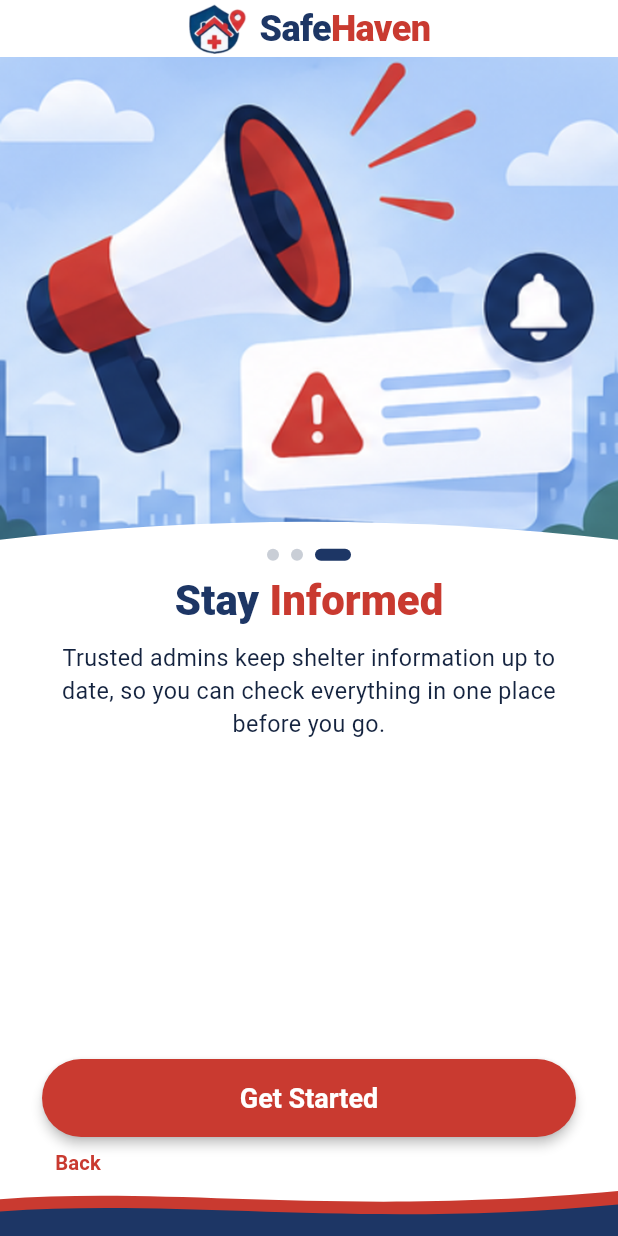
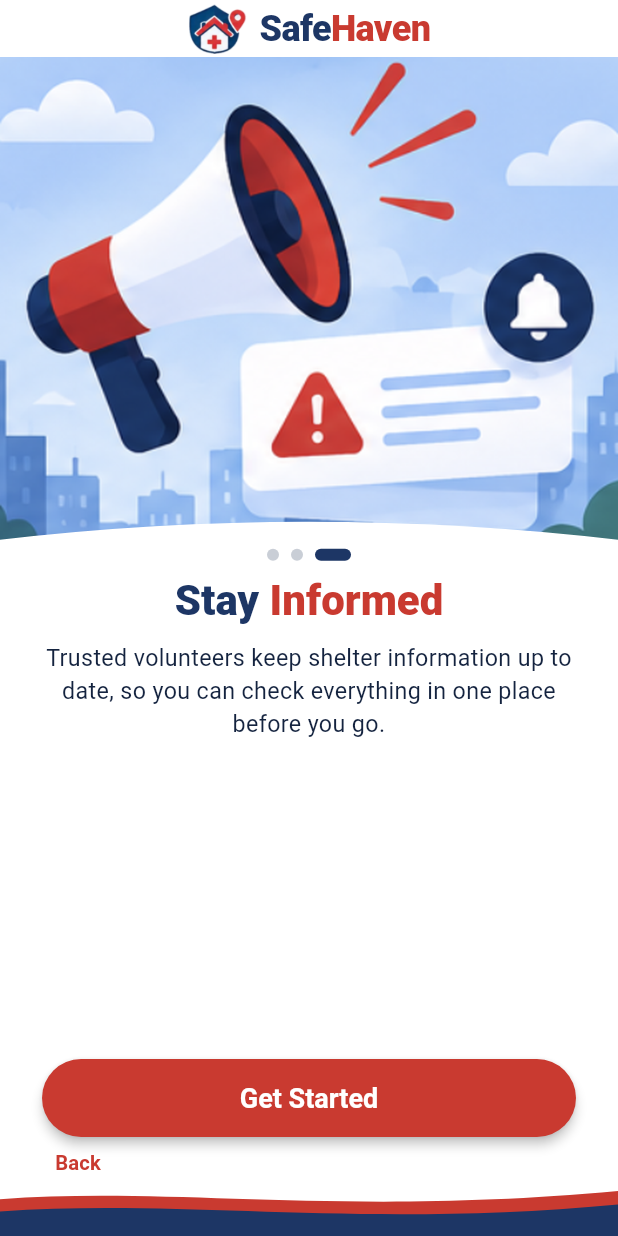
Before and after one commit to sitisyahidatul/SafeHaven, a Flutter app: the screen it shows after launch, swiped to page 3, on a phone screen of 412 x 824 dp. Run offline on Flutter 3.47's test engine with Material 3 defaults, Android fonts, the phone set to English and light mode, and no system bars; our stand-ins replace geolocator; accounts and stored records are empty.

Commit message:
Update onboarding text for clarity

```diff
--- a/SafeHaven/lib/screens/onboarding_screen.dart
+++ b/SafeHaven/lib/screens/onboarding_screen.dart
@@ -45,7 +45,7 @@ class _OnboardingScreenState extends State<OnboardingScreen> {
       'assets/images/onboarding_3.png',
       'Stay ',
       'Informed',
-      'Trusted admins keep shelter information up to date, so you can '
+      'Trusted volunteers keep shelter information up to date, so you can '
           'check everything in one place before you go.',
     ),
   ];
```
